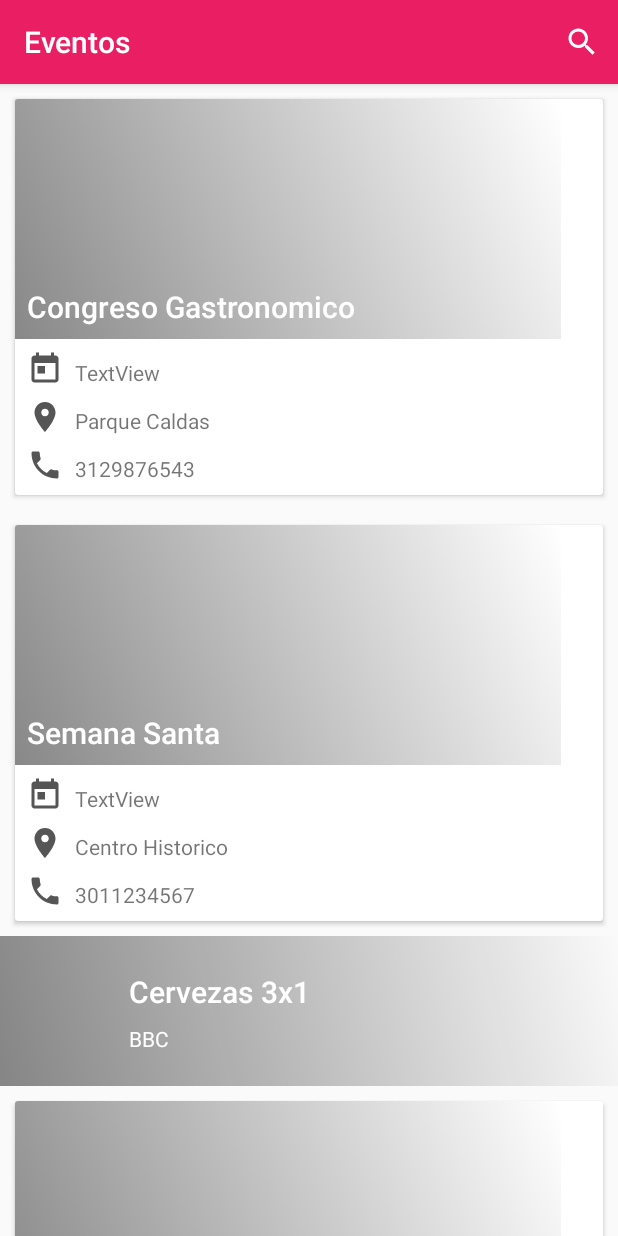
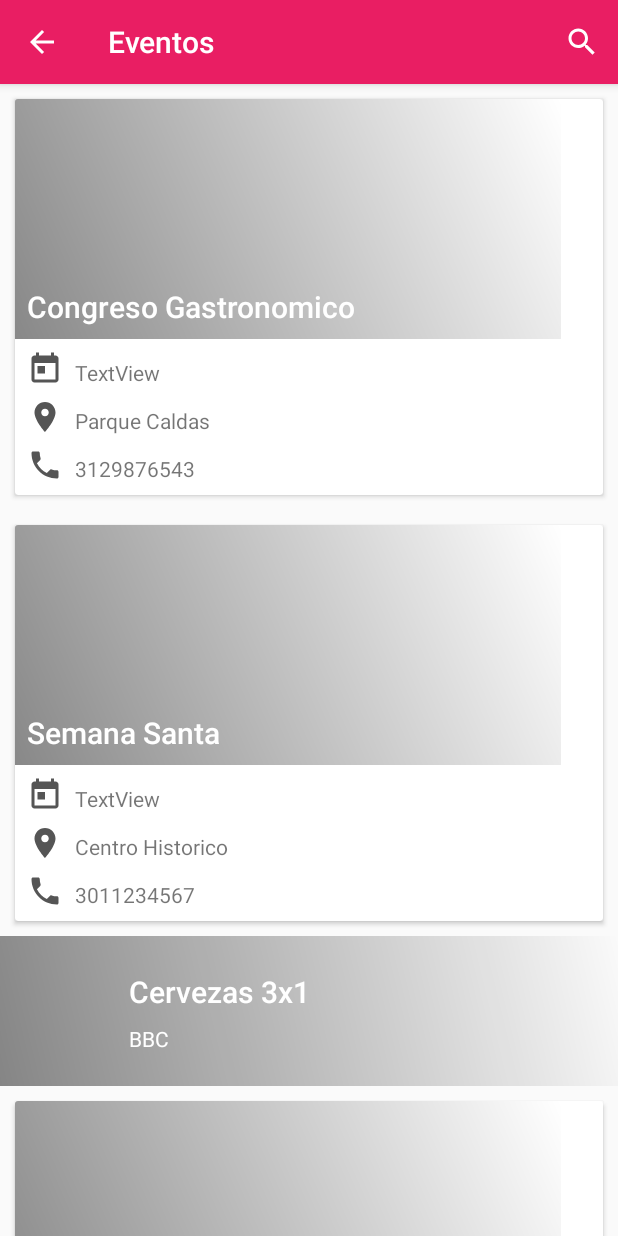
Before and after one commit to milo2005/SitisEventos, an Android app: the screen it shows after launch (MainActivity), on a phone screen of 412 x 824 dp. Run offline under Robolectric (Android 15) with nearby library versions, the phone set to English and light mode, and no system bars; libraries missing offline, so code that uses them is left out: com.facebook.drawee; plain views replace SimpleDraweeView; pictures from the network do not load; 4 statements that could not run were skipped.

Commit message:
Fragment implemented

```diff
--- a/app/build.gradle
+++ b/app/build.gradle
@@ -33,6 +33,7 @@ dependencies {
     implementation "com.android.support:cardview-v7:$support_version"
     implementation 'com.android.support.constraint:constraint-layout:1.1.0'
     implementation 'com.facebook.fresco:fresco:1.9.0'
+    implementation 'com.android.support:support-v4:27.1.1'
     testImplementation 'junit:junit:4.12'
     androidTestImplementation 'com.android.support.test:runner:1.0.2'
     androidTestImplementation 'com.android.support.test.espresso:espresso-core:3.0.2'
--- a/app/src/main/java/org/test/eventos/MainActivity.kt
+++ b/app/src/main/java/org/test/eventos/MainActivity.kt
@@ -1,40 +1,62 @@
 package org.test.eventos
 
+import android.os.Bundle
+import android.support.v4.app.Fragment
 import android.support.v7.app.AppCompatActivity
-import android.os.Bundle
 import android.support.v7.widget.LinearLayoutManager
 import android.view.Menu
 import android.view.MenuItem
-import android.widget.Toast
 import kotlinx.android.synthetic.main.activity_main.*
 import org.test.eventos.adapters.EventoAdapter
+import org.test.eventos.fragment.EvntosFragment
 import org.test.eventos.provider.EventData
 import org.test.eventos.util.toast
 
 class MainActivity : AppCompatActivity() {
 
-    val adapter:EventoAdapter = EventoAdapter()
-
     override fun onCreate(savedInstanceState: Bundle?) {
         super.onCreate(savedInstanceState)
         setContentView(R.layout.activity_main)
 
-        list.adapter = adapter
-        list.layoutManager = LinearLayoutManager(this)
-        loadData()
+        supportActionBar?.setDisplayHomeAsUpEnabled(true)
+
+        nav.setNavigationItemSelectedListener {
+            when(it.itemId){
+                R.id.nav_home -> setFragment(EvntosFragment.instance(""))
+                R.id.nav_cine -> toast("cine")
+                R.id.nav_salir -> toast("salir")
+            }
+            drawer.closeDrawer(nav)
+            true
+        }
+
+        setFragment(EvntosFragment.instance(""))
     }
 
-    fun loadData(){
-        adapter.data = EventData.listEvents()
-    }
-
+    //region Menu Opciones
     override fun onCreateOptionsMenu(menu: Menu?): Boolean {
         menuInflater.inflate(R.menu.menu_main, menu)
         return super.onCreateOptionsMenu(menu)
     }
 
     override fun onOptionsItemSelected(item: MenuItem?): Boolean {
-        toast("click en buscar")
+        when(item?.itemId){
+            R.id.action_search -> toast("click en buscar")
+            android.R.id.home ->if(drawer.isDrawerOpen(nav)){
+                drawer.closeDrawer(nav)
+            } else{
+                drawer.openDrawer(nav)
+            }
+
+        }
         return super.onOptionsItemSelected(item)
     }
+    //endregion
+
+    fun setFragment(fragment:Fragment){
+        supportFragmentManager
+                .beginTransaction()
+                .replace(R.id.container, fragment)
+                .commit()
+    }
 }
--- /dev/null
+++ b/app/src/main/java/org/test/eventos/fragment/EvntosFragment.kt
@@ -0,0 +1,54 @@
+package org.test.eventos.fragment
+
+
+import android.os.Bundle
+import android.support.v4.app.Fragment
+import android.support.v7.widget.LinearLayoutManager
+import android.view.LayoutInflater
+import android.view.View
+import android.view.ViewGroup
+import kotlinx.android.synthetic.main.fragment_evntos.*
+
+import org.test.eventos.R
+import org.test.eventos.adapters.EventoAdapter
+import org.test.eventos.provider.EventData
+
+class EvntosFragment : Fragment() {
+
+    val adapter: EventoAdapter = EventoAdapter()
+    val contenido:String by lazy { arguments!!.getString(EXTRA_CONTENIDO) }
+
+    override fun onCreateView(inflater: LayoutInflater, container: ViewGroup?,
+                              savedInstanceState: Bundle?): View? {
+        return inflater.inflate(R.layout.fragment_evntos, container, false)
+    }
+
+    override fun onResume() {
+        super.onResume()
+        list.adapter = adapter
+        list.layoutManager = LinearLayoutManager(activity)
+        loadData()
+    }
+
+    fun loadData(){
+        adapter.data = EventData.listEvents()
+    }
+
+    companion object {
+        private  val EXTRA_CONTENIDO = "contenido"
+
+        fun instance(contenido:String):EvntosFragment {
+            val fragment = EvntosFragment()
+
+            val args = Bundle()
+            args.putString(EXTRA_CONTENIDO, contenido)
+
+            fragment.arguments = args
+
+            return fragment
+
+
+        }
+    }
+
+}
--- a/app/src/main/res/layout/activity_main.xml
+++ b/app/src/main/res/layout/activity_main.xml
@@ -7,18 +7,28 @@
     android:layout_height="match_parent"
     tools:context=".MainActivity">
 
-    <android.support.v7.widget.RecyclerView
-        android:id="@+id/list"
+    <FrameLayout
+        android:id="@+id/container"
         android:layout_width="match_parent"
-        android:layout_height="match_parent"
-        tools:listitem="@layout/template_evento"
-        />
+        android:layout_height="match_parent"/>
+
+
+
+
+        <!-- <fragment
+            android:id="@+id/contenido"
+            android:name="org.test.eventos.fragment.EvntosFragment"
+            android:layout_width="match_parent"
+            android:layout_weight="1"
+            android:layout_height="0dp"/> -->
+
 
     <android.support.design.widget.NavigationView
         android:id="@+id/nav"
         android:layout_width="wrap_content"
         android:layout_height="match_parent"
         android:layout_gravity="start"
+        app:menu="@menu/menu_nav"
         />
 
 </android.support.v4.widget.DrawerLayout>
--- /dev/null
+++ b/app/src/main/res/layout/fragment_evntos.xml
@@ -0,0 +1,15 @@
+<?xml version="1.0" encoding="utf-8"?>
+<FrameLayout xmlns:android="http://schemas.android.com/apk/res/android"
+    xmlns:tools="http://schemas.android.com/tools"
+    android:layout_width="match_parent"
+    android:layout_height="match_parent"
+    tools:context=".fragment.EvntosFragment">
+
+    <android.support.v7.widget.RecyclerView
+        android:id="@+id/list"
+        android:layout_width="match_parent"
+        android:layout_height="match_parent"
+        tools:listitem="@layout/template_evento"
+        />
+
+</FrameLayout>
--- a/app/src/main/res/menu/menu_nav.xml
+++ b/app/src/main/res/menu/menu_nav.xml
@@ -1,4 +1,29 @@
 <?xml version="1.0" encoding="utf-8"?>
 <menu xmlns:android="http://schemas.android.com/apk/res/android">
 
+    <item android:id="@+id/nav_home"
+        android:title="@string/nav_home"
+        android:icon="@drawable/ic_location"/>
+
+    <item android:id="@+id/nav_cine"
+        android:title="@string/nav_cine"
+        android:icon="@drawable/ic_phone"
+        />
+
+    <item android:id="@+id/nav_conciertos"
+        android:title="@string/nav_conciertos"
+        android:icon="@drawable/ic_today"/>
+
+    <item android:id="@+id/nav_teatro"
+        android:title="@string/nav_teatro"
+        android:icon="@drawable/ic_location"/>
+
+    <item android:title="@string/nav_perfil">
+        <menu>
+            <item
+                android:id="@+id/nav_salir"
+                android:title="@string/nav_salir"/>
+        </menu>
+    </item>
+
 </menu>
--- a/app/src/main/res/values/strings.xml
+++ b/app/src/main/res/values/strings.xml
@@ -19,4 +19,7 @@
 
     <string name="descripcion">Descripción</string>
 
+    <!-- TODO: Remove or change this placeholder text -->
+    <string name="hello_blank_fragment">Hello blank fragment</string>
+
 </resources>
```
